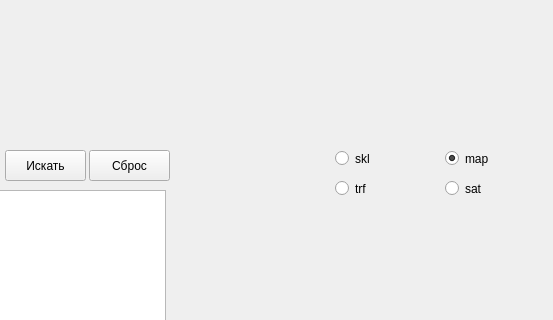
Above: 1.ui from Charmink/Api before the change; both pictures show x 185 to 738 and y 340 to 660 of the 738 by 779 pixel window. Below: the same form after it.
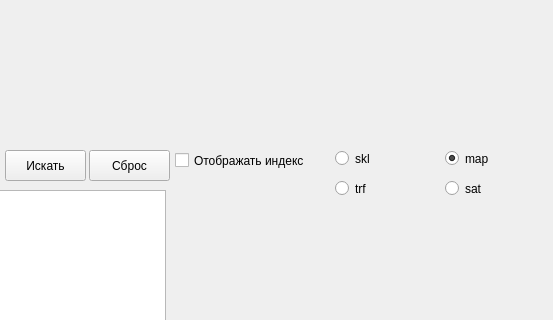
That is the form after the change.

The edit to the form file:
```diff
--- a/1.ui
+++ b/1.ui
@@ -169,6 +169,25 @@
      <enum>Qt::NoFocus</enum>
     </property>
    </widget>
+   <widget class="QCheckBox" name="checkBox">
+    <property name="geometry">
+     <rect>
+      <x>360</x>
+      <y>490</y>
+      <width>131</width>
+      <height>21</height>
+     </rect>
+    </property>
+    <property name="focusPolicy">
+     <enum>Qt::NoFocus</enum>
+    </property>
+    <property name="text">
+     <string>Отображать индекс</string>
+    </property>
+    <property name="checked">
+     <bool>false</bool>
+    </property>
+   </widget>
   </widget>
   <widget class="QMenuBar" name="menubar">
    <property name="geometry">
```
